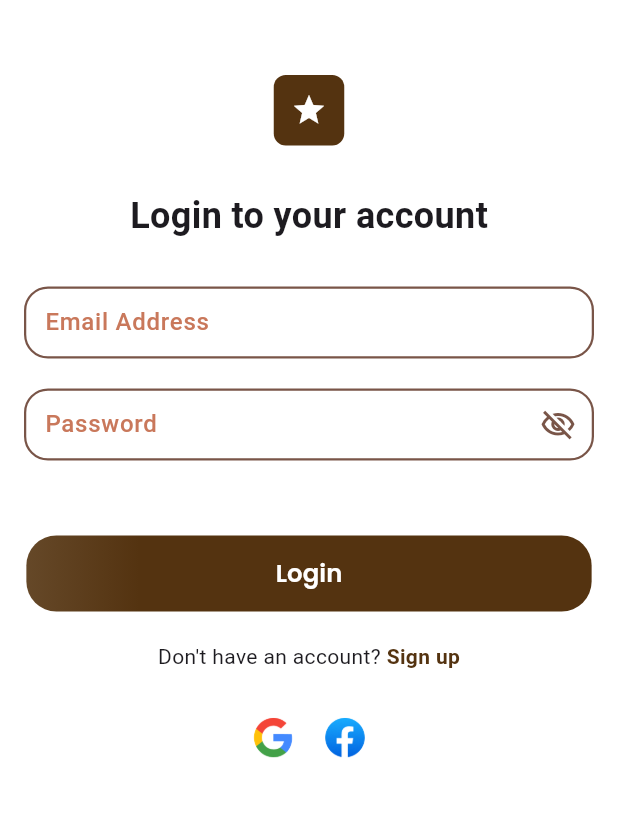
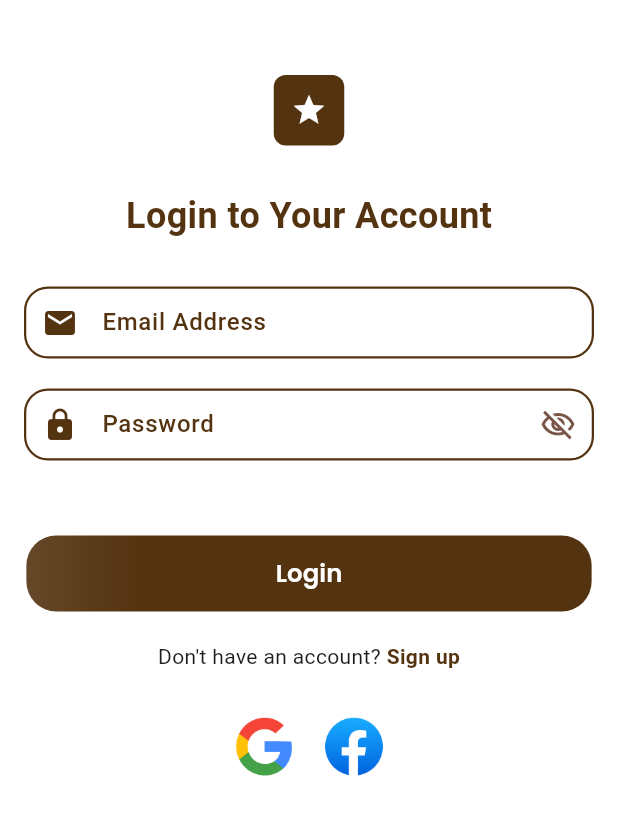
Before and after one commit to YoussefSameh1/ColorMate_App, a Flutter app: the SignupView screen opened by its route, after a tap on "Sign Up", after a tap on "login", on a phone screen of 412 x 824 dp. Shown: the top 815 px of the screen. Run offline on Flutter 3.47's test engine with Material 3 defaults, Android fonts, the phone set to English and light mode, and no system bars; our stand-ins replace easy_localization, flutter_screenutil, go_router, pinput.

Commit message:
add prefix icon in text field

```diff
--- a/lib/core/model/text_field_model/text_field_model.dart
+++ b/lib/core/model/text_field_model/text_field_model.dart
@@ -6,8 +6,9 @@ class TextFieldModel {
   final String? labelText;
   final TextInputType keyboardType;
   final String hintText;
-   final List<TextInputFormatter>? inputFormatters;
+  final List<TextInputFormatter>? inputFormatters;
   final IconData? icon;
+  final Widget? prefixIcon;
   final String? Function(String?)? validator;
   final bool obscureText;
   final AutovalidateMode? autovalidateMode;
@@ -22,6 +23,7 @@ class TextFieldModel {
     required this.keyboardType,
     required this.hintText,
     this.icon,
+    this.prefixIcon,
     required this.validator,
     this.obscureText = false,
     this.autovalidateMode,
@@ -29,6 +31,6 @@ class TextFieldModel {
     this.autofocus = false,
     this.onFieldSubmitted,
     this.errorText,
-     this.inputFormatters,
+    this.inputFormatters,
   });
 }
--- a/lib/core/theme/app_colors.dart
+++ b/lib/core/theme/app_colors.dart
@@ -10,55 +10,28 @@ class AppColors {
   // Primary Colors
   static const Color primary = Color(0xFF543310);
   static const Color primaryDark = Color(0xFF3d2409);
-  static const Color primaryLight = Color(0xFF6b4214);
+  static const Color primaryLight = Color(0xff565d6d);
 
   // Secondary Colors
   static const Color secondary = Color(0xFFF0E4D3);
-  static const Color secondaryDark = Color(0xFFd9c9b3);
-  static const Color secondaryLight = Color(0xFFf5ede0);
-
-  // Subtitle/Text Colors
-  static const Color subtitle = Color(0xFF74512D);
-  static const Color textPrimary = Color(0xFF543310);
-  static const Color textSecondary = Color(0xFF74512D);
-  static const Color textLight = Color(0xFFAF8F6F);
-
-  // Accent Colors
-  static const Color accent = Color(0xFFAF8F6F);
-  static const Color accentDark = Color(0xFF8f7159);
-  static const Color accentLight = Color(0xFFc9a889);
 
   // Neutral Colors
   static const Color white = Color(0xFFFFFFFF);
   static const Color black = Color(0xFF000000);
-  static const Color grey = Color(0xFF9E9E9E);
-  static const Color greyLight = Color(0xFFE0E0E0);
+
   static const Color greyDark = Color(0xFF616161);
 
   // Functional Colors
   static const Color error = Color(0xFFC62828);
   static const Color success = Color(0xFF2E7D32);
-  static const Color warning = Color(0xFFF57C00);
+
   static const Color info = Color(0xFF0288D1);
-
-  // Border Colors
-  static const Color border = Color(0xFF74512D);
-  static const Color borderLight = Color(0xFFAF8F6F);
-  static const Color borderDark = Color(0xFF543310);
 
   // Shadow Colors
   static const Color shadow = Color(0x1A000000);
   static const Color shadowLight = Color(0x0D000000);
-  static const Color shadowDark = Color(0x33000000);
-
-  // Input Colors
-  static const Color inputFill = Color(0xFFF0E4D3);
-  static const Color inputBorder = Color(0xFF74512D);
-  static const Color inputFocused = Color(0xFF543310);
 
   // Button Colors
-  static const Color buttonPrimary = Color(0xFF543310);
-  static const Color buttonSecondary = Color(0xFFAF8F6F);
+
   static const Color buttonDisabled = Color(0xFFE0E0E0);
-  static const Color buttonText = Color(0xFFFFFFFF);
 }
--- a/lib/core/widget/custom_text_form_field.dart
+++ b/lib/core/widget/custom_text_form_field.dart
@@ -1,4 +1,5 @@
 import 'package:colormate_app/core/model/text_field_model/text_field_model.dart';
+import 'package:colormate_app/core/theme/app_colors.dart';
 import 'package:flutter/material.dart';
 
 class CustomTextFormField extends StatefulWidget {
@@ -40,10 +41,7 @@ class _CustomTextFormFieldState extends State<CustomTextFormField> {
               autofocus: widget.textFieldModel.autofocus,
               focusNode: widget.textFieldModel.focusNode,
               onSubmitted: widget.textFieldModel.onFieldSubmitted,
-              style: TextStyle(
-                color: const Color.fromARGB(255, 201, 120, 91),
-                fontSize: 14,
-              ),
+              style: TextStyle(color: AppColors.primary, fontSize: 14),
               decoration: InputDecoration(
                 contentPadding: EdgeInsets.symmetric(
                   horizontal: 10,
@@ -51,14 +49,13 @@ class _CustomTextFormFieldState extends State<CustomTextFormField> {
                 ),
                 labelText: widget.textFieldModel.labelText,
                 labelStyle: TextStyle(
-                  color: const Color.fromARGB(255, 201, 120, 91),
+                  color: AppColors.primary,
                   fontWeight: FontWeight.w500,
                 ),
                 hintText: widget.textFieldModel.hintText,
                 errorText: null,
-                hintStyle: TextStyle(
-                  color: const Color.fromARGB(255, 239, 178, 156),
-                ),
+                hintStyle: TextStyle(color: AppColors.primary),
+                prefixIcon: widget.textFieldModel.prefixIcon,
                 suffixIcon: widget.textFieldModel.obscureText
                     ? GestureDetector(
                         onTap: () {
@@ -77,7 +74,7 @@ class _CustomTextFormFieldState extends State<CustomTextFormField> {
                 focusedBorder: _customOutlineInputBorder(),
                 enabledBorder: OutlineInputBorder(
                   borderRadius: BorderRadius.circular(16),
-                  borderSide: BorderSide(color: Colors.brown, width: 1.5),
+                  borderSide: BorderSide(color: AppColors.primary, width: 1.5),
                 ),
               ),
             ),
@@ -86,10 +83,7 @@ class _CustomTextFormFieldState extends State<CustomTextFormField> {
                 padding: const EdgeInsets.only(left: 8.0, top: 6.0),
                 child: Text(
                   fieldState.errorText!,
-                  style: TextStyle(
-                    color: const Color.fromARGB(255, 198, 40, 40),
-                    fontSize: 12,
-                  ),
+                  style: TextStyle(color: AppColors.error, fontSize: 12),
                 ),
               ),
           ],
--- a/lib/features/authentication/login/ui/widget/Login_view_body.dart
+++ b/lib/features/authentication/login/ui/widget/Login_view_body.dart
@@ -47,16 +47,18 @@ class _LoginViewBodyState extends State<LoginViewBody> {
                 const SizedBox(height: 30),
 
                 const Text(
-                  'Login to your account',
-                  style: TextStyle(fontSize: 24, fontWeight: FontWeight.bold),
+                  'Login to Your Account',
+                  style: TextStyle(fontSize: 24, fontWeight: FontWeight.bold, color: AppColors.primary),
                 ),
                 const SizedBox(height: 30),
 
                 CustomTextFormField(
+
                   textFieldModel: TextFieldModel(
                     controller: emailController,
                     keyboardType: TextInputType.emailAddress,
                     hintText: 'Enter your email',
+                    prefixIcon: const Icon(Icons.email, color: AppColors.primary),
                     validator: Validation.emailValidation,
                     labelText: 'Email Address',
                     icon: Icons.email,
@@ -70,6 +72,7 @@ class _LoginViewBodyState extends State<LoginViewBody> {
                     keyboardType: TextInputType.visiblePassword,
                     hintText: 'Enter your password',
                     validator: Validation.validatePassword,
+                    prefixIcon: const Icon(Icons.lock, color: AppColors.primary),
                     labelText: 'Password',
                     icon: Icons.lock,
                     obscureText: isPasswordObscured,
@@ -129,16 +132,16 @@ class _LoginViewBodyState extends State<LoginViewBody> {
                       onPressed: () {},
                       icon: Image.asset(
                         'assets/icons/google_icon.png',
-                        width: 30,
-                        height: 30,
+                        width: 44,
+                        height: 44,
                       ),
                     ),
                     IconButton(
                       onPressed: () {},
                       icon: Image.asset(
                         'assets/icons/facebook_icon.png',
-                        width: 30,
-                        height: 30,
+                        width: 44,
+                        height: 44,
                       ),
                     ),
                   ],
--- a/lib/features/authentication/signup/ui/widget/Signup_View_Body.dart
+++ b/lib/features/authentication/signup/ui/widget/Signup_View_Body.dart
@@ -50,7 +50,7 @@ class _SignupViewBodyState extends State<SignupViewBody> {
 
                 const Text(
                   'Create New Account',
-                  style: TextStyle(fontSize: 24, fontWeight: FontWeight.bold),
+                  style: TextStyle(fontSize: 24, fontWeight: FontWeight.bold, color: AppColors.primary),
                 ),
                 const SizedBox(height: 30),
 
@@ -61,6 +61,7 @@ class _SignupViewBodyState extends State<SignupViewBody> {
                     hintText: 'Enter your name',
                     validator: Validation.validateUserName,
                     labelText: 'Name',
+                    prefixIcon: Icon(Icons.person, color: AppColors.primary),
                     icon: Icons.person,
                   ),
                 ),
@@ -72,6 +73,7 @@ class _SignupViewBodyState extends State<SignupViewBody> {
                     hintText: 'Enter your email',
                     validator: Validation.emailValidation,
                     labelText: 'Email Address',
+                    prefixIcon: Icon(Icons.email, color: AppColors.primary),
                     icon: Icons.email,
                   ),
                 ),
@@ -86,6 +88,7 @@ class _SignupViewBodyState extends State<SignupViewBody> {
                     labelText: 'Password',
                     icon: Icons.lock,
                     obscureText: isPasswordObscured,
+                    prefixIcon: Icon(Icons.lock, color: AppColors.primary),
                   ),
                 ),
                 const SizedBox(height: 20),
@@ -98,6 +101,7 @@ class _SignupViewBodyState extends State<SignupViewBody> {
                       value,
                       passwordController,
                     ),
+                    prefixIcon: Icon(Icons.lock, color: AppColors.primary),
                     labelText: 'Confirm Password',
                     icon: Icons.lock,
                     obscureText: isPasswordObscured,
@@ -157,8 +161,8 @@ class _SignupViewBodyState extends State<SignupViewBody> {
                       onPressed: () {},
                       icon: Image.asset(
                         'assets/icons/google_icon.png',
-                        width: 30,
-                        height: 30,
+                        width: 44,
+                        height: 44,
                       ),
                     ),
 
@@ -166,8 +170,8 @@ class _SignupViewBodyState extends State<SignupViewBody> {
                       onPressed: () {},
                       icon: Image.asset(
                         'assets/icons/facebook_icon.png',
-                        width: 30,
-                        height: 30,
+                        width: 44,
+                        height: 44,
                       ),
                     ),
                   ],
```
